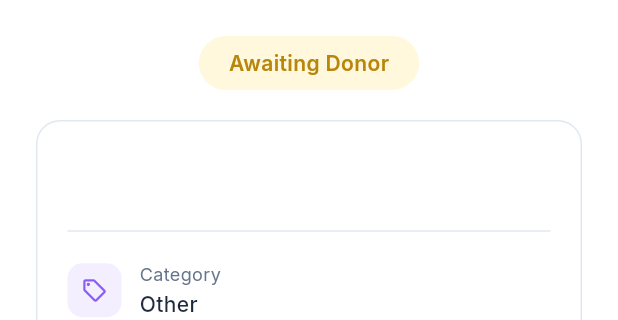
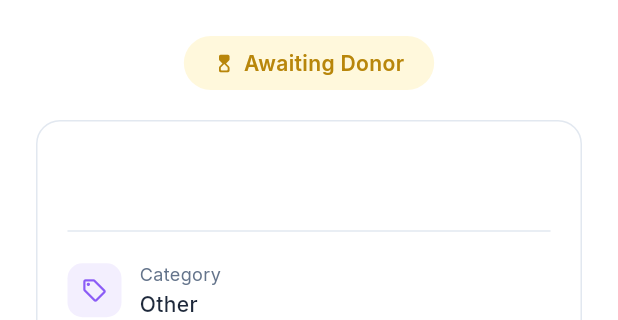
Before and after one commit to Simoyyy/HelpLink, a Flutter app: the RequestDetailScreen screen opened directly with empty values, on a phone screen of 412 x 824 dp, the part 180-500 px from its top. Run offline on Flutter 3.47's test engine with Material 3 defaults, Android fonts, the light colour scheme and no system bars; drawn by our look-alikes of google_maps_flutter; our stand-ins replace audioplayers, cached_network_image, cloud_firestore, cloud_functions, file_picker, firebase_auth and 12 more; missing offline and left inert: mobile_scanner, record; accounts and stored records are empty; network calls fail; project files that could hold a hidden picture were left out.

Commit message:
feat: green completed badges, per-status icons, flexible recommended cards

```diff
--- a/lib/screens/beneficiary/beneficiary_dashboard.dart
+++ b/lib/screens/beneficiary/beneficiary_dashboard.dart
@@ -1284,8 +1284,8 @@ class _BeneficiaryDashboardState extends State<BeneficiaryDashboard> {
         icon = Icons.pending_rounded;
         break;
       case RequestStatus.completed:
-        bgColor = Colors.grey[100]!;
-        textColor = AppTheme.textMuted;
+        bgColor = const Color(0xFFE8F5E9);
+        textColor = AppTheme.successGreen;
         icon = Icons.check_circle_rounded;
         break;
       case RequestStatus.cancelled:
--- a/lib/screens/donor/request_detail_screen.dart
+++ b/lib/screens/donor/request_detail_screen.dart
@@ -81,6 +81,23 @@ class _RequestDetailScreenState extends State<RequestDetailScreen> {
     }
   }
 
+  IconData get _statusIcon {
+    switch (_currentRequest.status) {
+      case RequestStatus.pending:
+        return Icons.hourglass_top_rounded;
+      case RequestStatus.matched:
+        return Icons.handshake_rounded;
+      case RequestStatus.active:
+        return Icons.bolt_rounded;
+      case RequestStatus.pendingConfirmation:
+        return Icons.pending_rounded;
+      case RequestStatus.completed:
+        return Icons.check_circle_rounded;
+      case RequestStatus.cancelled:
+        return Icons.cancel_rounded;
+    }
+  }
+
   Color get _accent => _currentRequest.isEmergency
       ? AppTheme.errorRed
       : AppTheme.primaryBlue;
@@ -96,7 +113,7 @@ class _RequestDetailScreenState extends State<RequestDetailScreen> {
       case RequestStatus.pendingConfirmation:
         return _accent;
       case RequestStatus.completed:
-        return AppTheme.textMuted;
+        return AppTheme.successGreen;
       case RequestStatus.cancelled:
         return AppTheme.errorRed;
     }
@@ -113,7 +130,7 @@ class _RequestDetailScreenState extends State<RequestDetailScreen> {
       case RequestStatus.pendingConfirmation:
         return _accent.withValues(alpha: 0.1);
       case RequestStatus.completed:
-        return AppTheme.textMuted.withValues(alpha: 0.1);
+        return const Color(0xFFE8F5E9);
       case RequestStatus.cancelled:
         return AppTheme.errorRed.withValues(alpha: 0.1);
     }
@@ -427,13 +444,20 @@ class _RequestDetailScreenState extends State<RequestDetailScreen> {
                         color: _statusBgColor,
                         borderRadius: BorderRadius.circular(20),
                       ),
-                      child: Text(
+                      child: Row(
+                        mainAxisSize: MainAxisSize.min,
+                        children: [
+                          Icon(_statusIcon, size: 14, color: _statusColor),
+                          const SizedBox(width: 6),
+                          Text(
                             _statusLabel,
                             style: TextStyle(
                               fontSize: 14,
                               fontWeight: FontWeight.w600,
                               color: _statusColor,
                             ),
+                          ),
+                        ],
                       ),
                     ),
                   ),
```
Also changed, not shown: lib/screens/beneficiary/beneficiary_history_screen.dart (+8 -1 lines), lib/screens/beneficiary/beneficiary_request_detail_screen.dart (+21 -7 lines), lib/screens/beneficiary/beneficiary_requests_screen.dart (+28 -3 lines), lib/screens/donor/donor_dashboard.dart (+10 -8 lines), lib/screens/donor/donor_history_screen.dart (+8 -1 lines), .claude/settings.local.json. Lines whose indentation alone changed are shown as unchanged.
